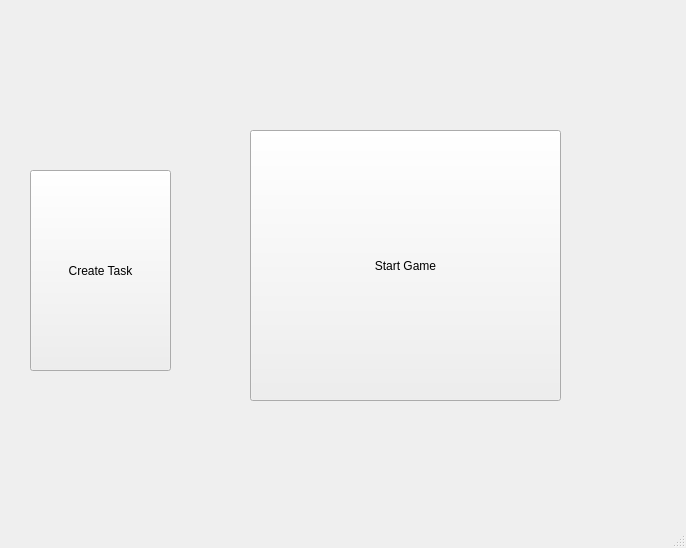
This is Client/mainwindow.ui in Code-team-open-source/Code-team as Qt 5 draws it before an edit. The edited form follows.
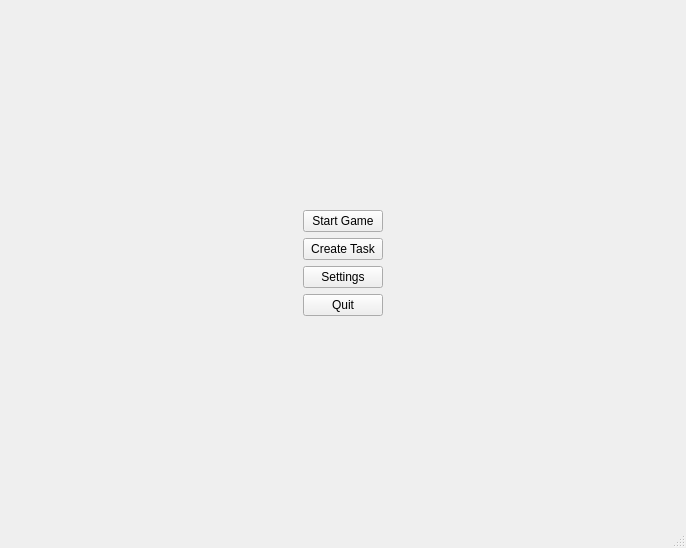
This is the edited form.

Patch:
```diff
--- a/Client/mainwindow.ui
+++ b/Client/mainwindow.ui
@@ -17,32 +17,88 @@
    <string>MainWindow</string>
   </property>
   <widget class="QWidget" name="centralwidget">
-   <widget class="QPushButton" name="pushButton">
-    <property name="geometry">
-     <rect>
-      <x>250</x>
-      <y>130</y>
-      <width>311</width>
-      <height>271</height>
-     </rect>
-    </property>
-    <property name="text">
-     <string>Start Game</string>
-    </property>
-   </widget>
-   <widget class="QPushButton" name="pushButton_2">
-    <property name="geometry">
-     <rect>
-      <x>30</x>
-      <y>170</y>
-      <width>141</width>
-      <height>201</height>
-     </rect>
-    </property>
-    <property name="text">
-     <string>Create Task</string>
-    </property>
-   </widget>
+   <layout class="QGridLayout" name="gridLayout">
+    <item row="2" column="1">
+     <widget class="QPushButton" name="pushButton_2">
+      <property name="text">
+       <string>Create Task</string>
+      </property>
+     </widget>
+    </item>
+    <item row="0" column="1">
+     <spacer name="verticalSpacer">
+      <property name="orientation">
+       <enum>Qt::Vertical</enum>
+      </property>
+      <property name="sizeHint" stdset="0">
+       <size>
+        <width>20</width>
+        <height>40</height>
+       </size>
+      </property>
+     </spacer>
+    </item>
+    <item row="3" column="1">
+     <widget class="QPushButton" name="settings">
+      <property name="text">
+       <string>Settings</string>
+      </property>
+     </widget>
+    </item>
+    <item row="4" column="1">
+     <widget class="QPushButton" name="quit">
+      <property name="text">
+       <string>Quit</string>
+      </property>
+     </widget>
+    </item>
+    <item row="1" column="1">
+     <widget class="QPushButton" name="pushButton">
+      <property name="text">
+       <string>Start Game</string>
+      </property>
+     </widget>
+    </item>
+    <item row="2" column="2">
+     <spacer name="horizontalSpacer_2">
+      <property name="orientation">
+       <enum>Qt::Horizontal</enum>
+      </property>
+      <property name="sizeHint" stdset="0">
+       <size>
+        <width>40</width>
+        <height>20</height>
+       </size>
+      </property>
+     </spacer>
+    </item>
+    <item row="2" column="0">
+     <spacer name="horizontalSpacer">
+      <property name="orientation">
+       <enum>Qt::Horizontal</enum>
+      </property>
+      <property name="sizeHint" stdset="0">
+       <size>
+        <width>40</width>
+        <height>20</height>
+       </size>
+      </property>
+     </spacer>
+    </item>
+    <item row="5" column="1">
+     <spacer name="verticalSpacer_2">
+      <property name="orientation">
+       <enum>Qt::Vertical</enum>
+      </property>
+      <property name="sizeHint" stdset="0">
+       <size>
+        <width>20</width>
+        <height>40</height>
+       </size>
+      </property>
+     </spacer>
+    </item>
+   </layout>
   </widget>
   <widget class="QMenuBar" name="menubar">
    <property name="geometry">
```
